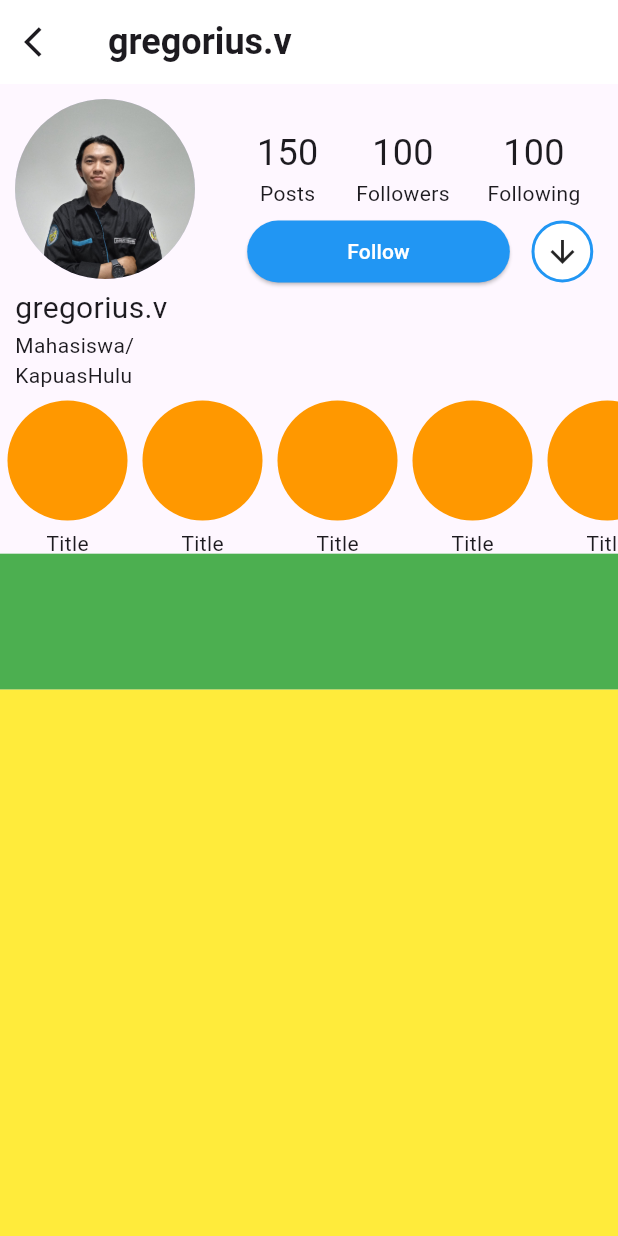
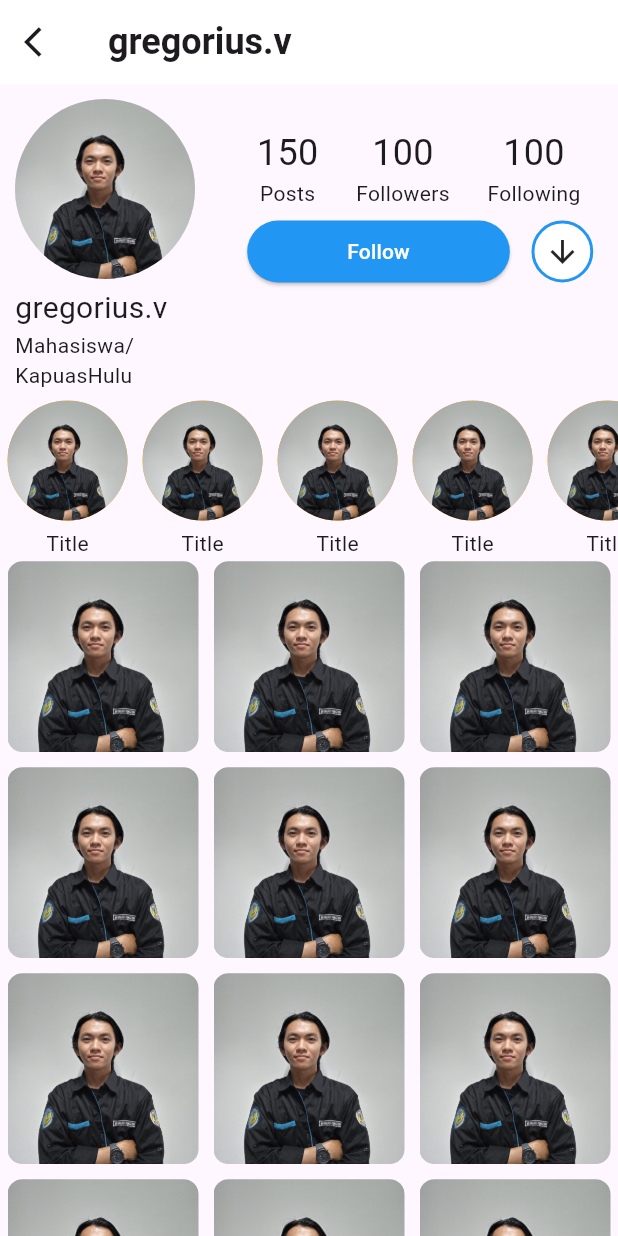
Before and after one commit to GregoriusValentine/ui_complex, a Flutter app: the screen it shows after launch, on a phone screen of 412 x 824 dp. Run offline on Flutter 3.47's test engine with Material 3 defaults, Android fonts, the phone set to English and light mode, and no system bars.

Commit message:
Ui Complex Done

```diff
--- a/lib/widgets/ui.dart
+++ b/lib/widgets/ui.dart
@@ -144,6 +144,10 @@ class Ui extends StatelessWidget {
                         height: 80,
                         width: 80,
                         decoration: BoxDecoration(
+                          image: DecorationImage(
+                            image: AssetImage('assets/entin.jpg'),
+                            fit: BoxFit.cover,
+                          ),
                           shape: BoxShape.circle, color: Colors.orange
                         ),
                       ),
@@ -153,12 +157,31 @@ class Ui extends StatelessWidget {
                 },
               ),
             ),
-            Container(
-              height: h * 0.11,
-              color: Colors.green,
-            ),
+            // Container(
+            //   height: h * 0.11,
+            //   color: Colors.green,
+            // ),
             Expanded(
-              child: Container(color: Colors.yellow,)
+              child: Container(
+                child: GridView.builder(
+                  gridDelegate: SliverGridDelegateWithFixedCrossAxisCount(crossAxisCount: 3),
+                  itemBuilder: (context, index){
+                    return Container(
+                      decoration: BoxDecoration(
+                        // color: Colors.grey.shade200,
+                        image: DecorationImage(
+                          image: AssetImage('assets/entin.jpg'),
+                          fit: BoxFit.cover,
+                        ),
+                        borderRadius: BorderRadius.circular(10)
+                      ),
+                      margin: EdgeInsets.all(5),
+                      height: 150,
+                      width: 150,
+                    );
+                  },
+                ),
+              )
             ),
           ],
         ),
```
Also changed, not shown: 1 other file.
